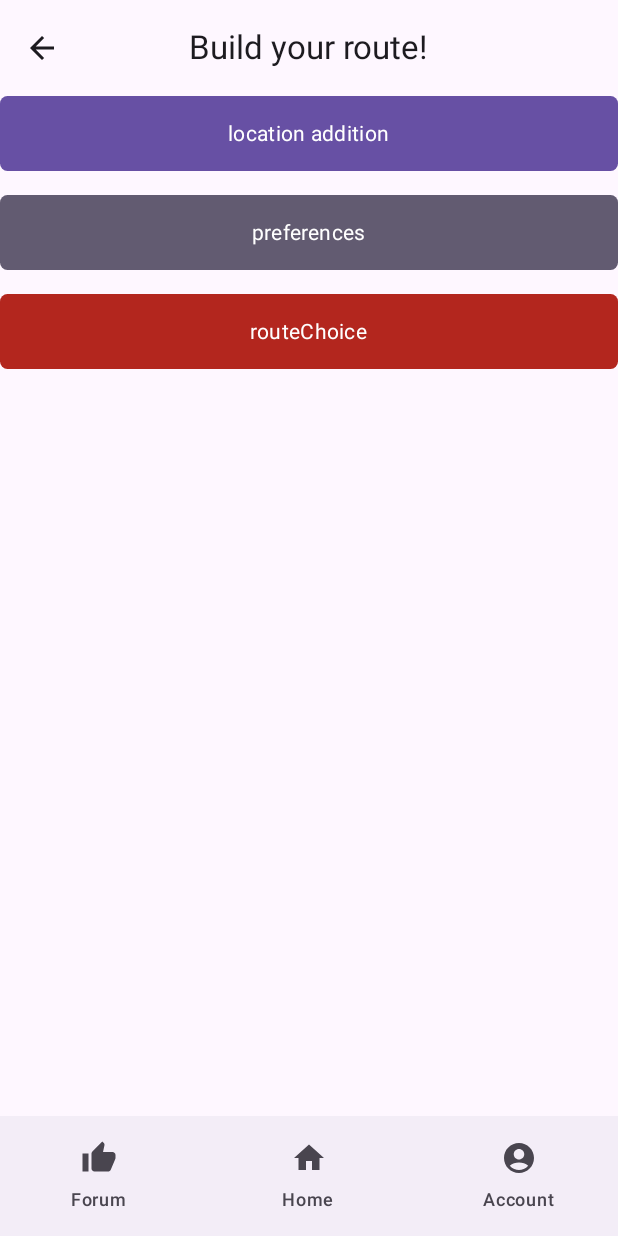
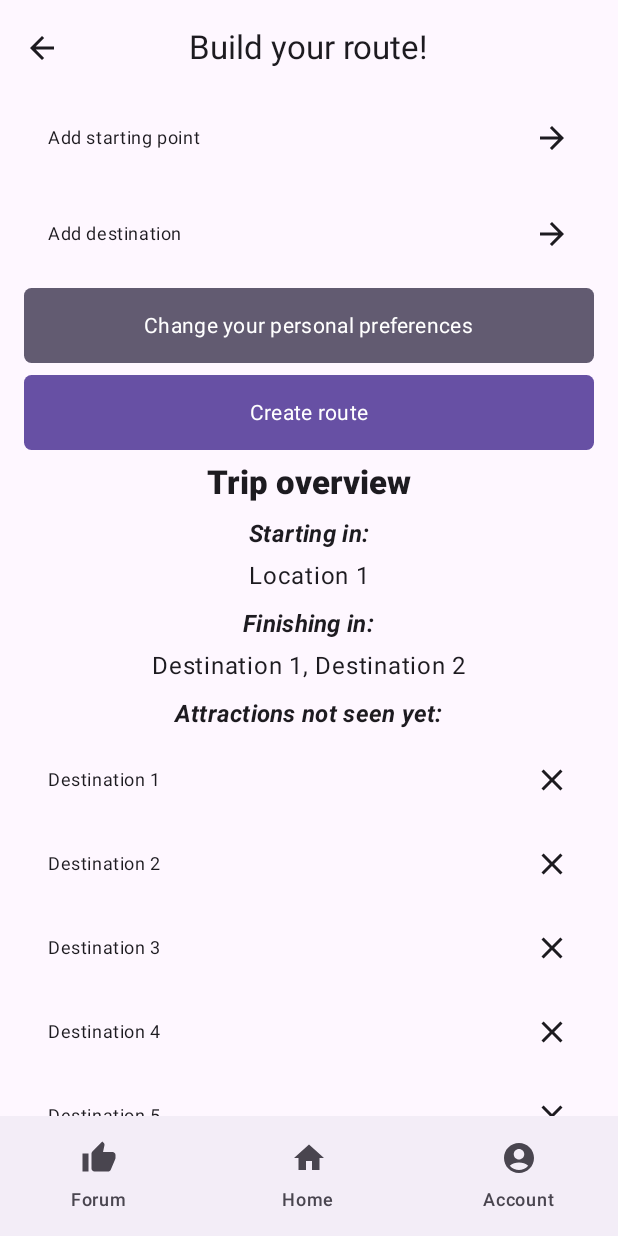
Before and after one commit to poziomk3/WanderWay, an Android app built with Jetpack Compose: the BuildYourRouteScreen screen opened through its navigation route, on a phone screen of 412 x 824 dp. Run offline under Robolectric (Android 15) with nearby library versions, the phone set to English and light mode, and no system bars; our stand-ins replace Dagger/Hilt's generated code.

Commit message:
Implement route planning screen

```diff
--- /dev/null
+++ b/app/src/main/java/com/pwr/wanderway/data/model/rowSelectorConfig.kt
@@ -0,0 +1,11 @@
+package com.pwr.wanderway.data.model
+
+import androidx.compose.material.icons.Icons
+import androidx.compose.material.icons.automirrored.filled.ArrowForward
+import androidx.compose.ui.graphics.vector.ImageVector
+
+data class RowSelectorConfig(
+    val text: String = "RowSelector",
+    val icon: ImageVector = Icons.AutoMirrored.Filled.ArrowForward,
+    val onClick: () -> Unit = {}
+)
--- a/app/src/main/java/com/pwr/wanderway/navigation/authorized/TopBar.kt
+++ b/app/src/main/java/com/pwr/wanderway/navigation/authorized/TopBar.kt
@@ -1,5 +1,6 @@
 package com.pwr.wanderway.navigation.authorized
 
+import androidx.compose.foundation.layout.RowScope
 import androidx.compose.material.icons.Icons
 import androidx.compose.material.icons.automirrored.filled.ArrowBack
 import androidx.compose.material3.CenterAlignedTopAppBar
@@ -18,7 +19,8 @@ import com.pwr.wanderway.navigation.Destination
 @Composable
 fun TopBar(
     route: Destination?,
-    onNavigationIconClick: () -> Unit = {}
+    onNavigationIconClick: () -> Unit = {},
+    actions: @Composable RowScope.() -> Unit = {}
 ) {
     CenterAlignedTopAppBar(
         colors = TopAppBarDefaults.centerAlignedTopAppBarColors(),
@@ -30,7 +32,8 @@ fun TopBar(
                     contentDescription = "back-navigation"
                 )
             }
-        }
+        },
+        actions = actions
     )
 }
 
--- /dev/null
+++ b/app/src/main/java/com/pwr/wanderway/presentation/routeCore/buildYourRoute/BuildYourRoute.kt
@@ -0,0 +1,93 @@
+package com.pwr.wanderway.presentation.routeCore.buildYourRoute
+
+import androidx.compose.foundation.layout.Arrangement
+import androidx.compose.foundation.layout.Column
+import androidx.compose.foundation.layout.fillMaxSize
+import androidx.compose.foundation.layout.padding
+import androidx.compose.foundation.lazy.LazyColumn
+import androidx.compose.foundation.lazy.items
+import androidx.compose.material3.MaterialTheme
+import androidx.compose.material3.Text
+import androidx.compose.runtime.Composable
+import androidx.compose.ui.Modifier
+import androidx.compose.ui.tooling.preview.Preview
+import androidx.compose.ui.unit.dp
+import androidx.lifecycle.viewmodel.compose.viewModel
+import com.pwr.wanderway.data.model.RowSelectorConfig
+import com.pwr.wanderway.presentation.commons.ButtonColor
+import com.pwr.wanderway.presentation.commons.WideButton
+import com.pwr.wanderway.presentation.routeCore.commons.DestInfo
+import com.pwr.wanderway.presentation.routeCore.commons.RowSelector
+import com.pwr.wanderway.ui.theme.AppTheme
+
+@Composable
+fun BuildYourRouteScreen(
+    buildYourRouteViewModel: BuildYourRouteViewModel = viewModel(),
+    locationAdditionNav: () -> Unit,
+    preferencesNav: () -> Unit,
+    routeChoiceNav: () -> Unit
+) {
+    Column(
+        modifier = Modifier
+            .fillMaxSize().padding(horizontal = 16.dp),
+        verticalArrangement = Arrangement.spacedBy(8.dp),
+        horizontalAlignment = androidx.compose.ui.Alignment.CenterHorizontally
+    ) {
+        RowSelector(
+            config = RowSelectorConfig(
+                text = "Add starting point",
+                onClick = locationAdditionNav
+            )
+        )
+        RowSelector(
+            config = RowSelectorConfig(
+                text = "Add destination",
+                onClick = { }
+            )
+        )
+        WideButton(
+            text = "Change your personal preferences",
+            onClick = { preferencesNav() },
+            colorType = ButtonColor.SECONDARY
+        )
+        WideButton(
+            text = "Create route",
+            onClick = routeChoiceNav,
+            colorType = ButtonColor.PRIMARY
+        )
+        Text(
+            text = "Trip overview",
+            style = MaterialTheme.typography.titleLarge.copy(fontWeight = androidx.compose.ui.text.font.FontWeight.ExtraBold)
+        )
+        DestInfo(
+            label = "Starting in:",
+            contents = { Text(text = "Location 1") }
+        )
+        DestInfo(
+            label = "Finishing in:",
+            contents = { Text(text = "Destination 1, Destination 2") }
+        )
+        DestInfo(
+            label = "Attractions not seen yet:",
+            contents = {
+                LazyColumn {
+                    items(buildYourRouteViewModel.unseenDestinations) { config ->
+                        RowSelector(config = config)
+                    }
+                }
+            }
+        )
+
+    }
+}
+
+@Preview
+@Composable
+fun BuildYourRouteScreenPreview() {
+    AppTheme {
+        BuildYourRouteScreen(
+            locationAdditionNav = {},
+            preferencesNav = {},
+            routeChoiceNav = { })
+    }
+}
--- a/app/src/main/java/com/pwr/wanderway/presentation/routeCore/buildYourRoute/BuildYourRouteScreen.kt
+++ /dev/null
@@ -1,51 +0,0 @@
-package com.pwr.wanderway.presentation.routeCore.buildYourRoute
-
-import androidx.compose.foundation.layout.Arrangement
-import androidx.compose.foundation.layout.Column
-import androidx.compose.foundation.layout.fillMaxSize
-import androidx.compose.runtime.Composable
-import androidx.compose.ui.Modifier
-import androidx.compose.ui.tooling.preview.Preview
-import androidx.compose.ui.unit.dp
-import com.pwr.wanderway.presentation.commons.ButtonColor
-import com.pwr.wanderway.presentation.commons.WideButton
-import com.pwr.wanderway.ui.theme.AppTheme
-
-@Composable
-fun BuildYourRouteScreen(
-    locationAdditionNav: () -> Unit,
-    preferencesNav: () -> Unit,
-    routeChoiceNav: () -> Unit
-) {
-    Column(
-        modifier = Modifier
-            .fillMaxSize(), verticalArrangement = Arrangement.spacedBy(16.dp)
-    ) {
-        WideButton(
-            text = "location addition",
-            onClick = { locationAdditionNav() },
-            colorType = ButtonColor.PRIMARY
-        )
-        WideButton(
-            text = "preferences",
-            onClick = { preferencesNav() },
-            colorType = ButtonColor.SECONDARY
-        )
-        WideButton(
-            text = "routeChoice",
-            onClick = { routeChoiceNav() },
-            colorType = ButtonColor.ERROR
-        )
-    }
-}
-
-@Preview
-@Composable
-fun BuildYourRouteScreenPreview() {
-    AppTheme {
-        BuildYourRouteScreen(
-            locationAdditionNav = {},
-            preferencesNav = {},
-            routeChoiceNav = { })
-    }
-}
--- /dev/null
+++ b/app/src/main/java/com/pwr/wanderway/presentation/routeCore/buildYourRoute/BuildYourRouteViewModel.kt
@@ -0,0 +1,37 @@
+package com.pwr.wanderway.presentation.routeCore.buildYourRoute
+
+import androidx.compose.material.icons.Icons
+import androidx.compose.material.icons.filled.Clear
+import androidx.lifecycle.ViewModel
+import com.pwr.wanderway.data.model.RowSelectorConfig
+
+class BuildYourRouteViewModel: ViewModel(){
+    // create list of example attractions, with callback which removes the composable onCLick
+    val unseenDestinations = listOf(
+        RowSelectorConfig(
+            text = "Destination 1",
+            icon = Icons.Filled.Clear,
+            onClick = { }
+        ),
+        RowSelectorConfig(
+            text = "Destination 2",
+            icon = Icons.Filled.Clear,
+            onClick = { }
+        ),
+        RowSelectorConfig(
+            text = "Destination 3",
+            icon = Icons.Filled.Clear,
+            onClick = { }
+        ),
+        RowSelectorConfig(
+            text = "Destination 4",
+            icon = Icons.Filled.Clear,
+            onClick = { }
+        ),
+        RowSelectorConfig(
+            text = "Destination 5",
+            icon = Icons.Filled.Clear,
+            onClick = { }
+        ),
+    )
+}
--- /dev/null
+++ b/app/src/main/java/com/pwr/wanderway/presentation/routeCore/commons/DestInfo.kt
@@ -0,0 +1,30 @@
+package com.pwr.wanderway.presentation.routeCore.commons
+
+import androidx.compose.foundation.layout.Arrangement
+import androidx.compose.foundation.layout.Column
+import androidx.compose.foundation.layout.fillMaxWidth
+import androidx.compose.material3.MaterialTheme
+import androidx.compose.material3.Text
+import androidx.compose.runtime.Composable
+import androidx.compose.ui.Modifier
+import androidx.compose.ui.text.font.FontStyle
+import androidx.compose.ui.unit.dp
+
+@Composable
+fun DestInfo(
+    label: String,
+    contents: @Composable () -> Unit
+) {
+    Column(
+        modifier = Modifier
+            .fillMaxWidth(),
+        verticalArrangement = Arrangement.spacedBy(4.dp),
+        horizontalAlignment = androidx.compose.ui.Alignment.CenterHorizontally
+    ) {
+        Text(
+            text = label,
+            style = MaterialTheme.typography.titleMedium.copy(fontStyle = FontStyle.Italic, fontWeight = androidx.compose.ui.text.font.FontWeight.Bold)
+        )
+        contents()
+    }
+}
--- a/app/src/main/java/com/pwr/wanderway/presentation/commons/RowSelector.kt
+++ b/app/src/main/java/com/pwr/wanderway/presentation/routeCore/commons/RowSelector.kt
@@ -1,9 +1,7 @@
-package com.pwr.wanderway.presentation.commons
+package com.pwr.wanderway.presentation.routeCore.commons
 
 import androidx.compose.foundation.clickable
 import androidx.compose.foundation.layout.*
-import androidx.compose.material.icons.Icons
-import androidx.compose.material.icons.automirrored.filled.ArrowForward
 import androidx.compose.material3.Icon
 import androidx.compose.runtime.Composable
 import androidx.compose.material3.MaterialTheme
@@ -13,28 +11,26 @@ import androidx.compose.ui.tooling.preview.Preview
 import androidx.compose.ui.unit.dp
 import com.pwr.wanderway.ui.theme.AppTheme
 import androidx.compose.ui.Modifier
-import androidx.compose.ui.graphics.vector.ImageVector
+import com.pwr.wanderway.data.model.RowSelectorConfig
 
 @Composable
 fun RowSelector(
-    text: String,
-    icon: ImageVector = Icons.AutoMirrored.Filled.ArrowForward,
-    onClick: (() -> Unit)? = null
+    config: RowSelectorConfig = RowSelectorConfig()
 ) {
     Row(
         modifier = Modifier
             .fillMaxWidth()
             .padding(16.dp)
-            .clickable { onClick?.invoke() },
+            .clickable { config.onClick.invoke() },
         horizontalArrangement = Arrangement.SpaceBetween,
         verticalAlignment = Alignment.CenterVertically
     ) {
         Text(
-            text = text,
+            text = config.text,
             style = MaterialTheme.typography.bodySmall
         )
         Icon(
-            imageVector = icon,
+            imageVector = config.icon,
             contentDescription = null
         )
     }
@@ -44,8 +40,6 @@ fun RowSelector(
 @Composable
 fun RowSelectorPreview() {
     AppTheme {
-        RowSelector(
-            text = "Add starting point"
-        )
+        RowSelector()
     }
 }
```
